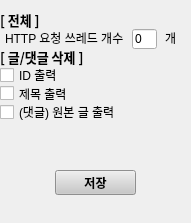
Before: the Qt Designer form view/configuration.ui in cmh1027/everytimeUtility, drawn with Qt 5.
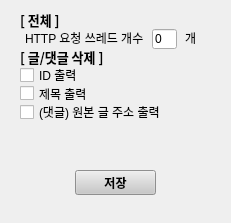
After: the same form once the commit is applied.

Patch:
```diff
--- a/view/configuration.ui
+++ b/view/configuration.ui
@@ -6,7 +6,7 @@
    <rect>
     <x>0</x>
     <y>0</y>
-    <width>191</width>
+    <width>231</width>
     <height>223</height>
    </rect>
   </property>
@@ -16,7 +16,7 @@
   <widget class="QWidget" name="verticalLayoutWidget">
    <property name="geometry">
     <rect>
-     <x>0</x>
+     <x>20</x>
      <y>170</y>
      <width>191</width>
      <height>25</height>
@@ -54,7 +54,7 @@
   <widget class="QWidget" name="verticalLayoutWidget_2">
    <property name="geometry">
     <rect>
-     <x>0</x>
+     <x>20</x>
      <y>10</y>
      <width>189</width>
      <height>111</height>
@@ -181,7 +181,7 @@
     <item>
      <widget class="QCheckBox" name="printoriginCheckBox">
       <property name="text">
-       <string>(댓글) 원본 글 출력</string>
+       <string>(댓글) 원본 글 주소 출력</string>
       </property>
      </widget>
     </item>
```
